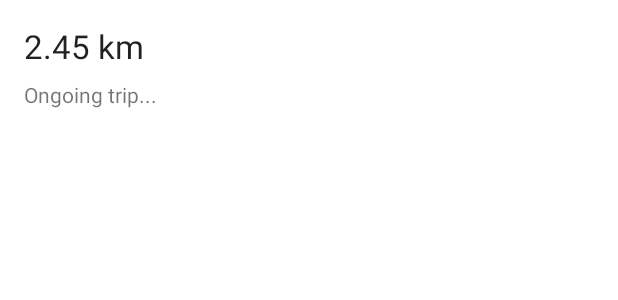
After one commit to naturlecso/DistanceTracker, an Android app: the layout list_item_trip.xml on its own in the app's theme, with its tools: preview values and no code run, on a phone screen of 412 x 824 dp. The commit adds this screen. Shown: the top 300 px of the screen. Run offline under Robolectric (Android 15) with nearby library versions, the phone set to English and light mode, and no system bars.

Commit message:
Add trip list screen

```diff
--- a/app/src/main/kotlin/hu/naturlecso/distancetracker/features/MainActivity.kt
+++ b/app/src/main/kotlin/hu/naturlecso/distancetracker/features/MainActivity.kt
@@ -101,7 +101,7 @@ class MainActivity : AppCompatActivity() {
                     // TODO start action
                 }
                 else -> Snackbar.make(container, R.string.permission_denied_explanation, Snackbar.LENGTH_INDEFINITE)
-                    .setAction(R.string.settings) {
+                    .setAction(R.string.permission_button_settings) {
                         // Build intent that displays the App settings screen.
                         val intent = Intent().apply {
                             action = Settings.ACTION_APPLICATION_DETAILS_SETTINGS
--- a/app/src/main/kotlin/hu/naturlecso/distancetracker/features/module.kt
+++ b/app/src/main/kotlin/hu/naturlecso/distancetracker/features/module.kt
@@ -8,6 +8,6 @@ import org.koin.dsl.module
 
 val featureModule = module {
     viewModel { TripControlViewModel(get(), get()) }
-    viewModel { TripListViewModel() }
+    viewModel { TripListViewModel(get()) }
     viewModel { SettingsViewModel() }
 }
--- /dev/null
+++ b/app/src/main/res/layout/list_item_trip.xml
@@ -0,0 +1,37 @@
+<?xml version="1.0" encoding="utf-8"?>
+<layout xmlns:android="http://schemas.android.com/apk/res/android"
+    xmlns:bind="http://schemas.android.com/apk/res-auto"
+    xmlns:tools="http://schemas.android.com/tools">
+
+    <data>
+
+        <variable
+            name="vm"
+            type="hu.naturlecso.distancetracker.features.list.TripListItemViewModel" />
+    </data>
+
+    <LinearLayout
+        android:layout_width="match_parent"
+        android:layout_height="wrap_content"
+        android:orientation="vertical"
+        android:padding="@dimen/margin_normal">
+
+        <TextView
+            android:layout_width="wrap_content"
+            android:layout_height="wrap_content"
+            android:textAppearance="?android:attr/textAppearanceLarge"
+            android:layout_marginBottom="@dimen/margin_small"
+            bind:distance="@{vm.trip.distance}"
+            bind:metric="@{true}"
+            tools:text="2.45 km"/>
+
+        <TextView
+            android:layout_width="wrap_content"
+            android:layout_height="wrap_content"
+            android:textAppearance="?android:attr/textAppearanceSmall"
+            bind:duration="@{vm.trip}"
+            tools:text="Ongoing trip..." />
+
+    </LinearLayout>
+
+</layout>
--- a/app/src/main/res/values/strings.xml
+++ b/app/src/main/res/values/strings.xml
@@ -7,6 +7,10 @@
 
     <string name="permission_rationale">All the time location permission required for core functionality</string>
     <string name="permission_denied_explanation">All the time location permission denied; needed for core functionality.</string>
-    <string name="settings">Settings</string>
+    <string name="permission_button_settings">Settings</string>
+
+    <string name="trip_ongoing">Ongoing trip…</string>
+    <string name="trip_distance_unit_km">km</string>
+    <string name="trip_distance_unit_mile">mile</string>
 
 </resources>
--- a/domain/src/main/kotlin/hu/naturlecso/distancetracker/domain/model/Trip.kt
+++ b/domain/src/main/kotlin/hu/naturlecso/distancetracker/domain/model/Trip.kt
@@ -1,11 +1,11 @@
 package hu.naturlecso.distancetracker.domain.model
 
-import org.threeten.bp.LocalDate
+import org.threeten.bp.LocalDateTime
 
 data class Trip (
     val id: Long,
     val name: String,
-    val startDate: LocalDate,
-    val endDate: LocalDate?,
+    val startDate: LocalDateTime,
+    val endDate: LocalDateTime?,
     val distance: Float
 )
```
Also changed, not shown: app/src/main/kotlin/hu/naturlecso/distancetracker/features/bindingAdapters.kt (+37 -0 lines), app/src/main/kotlin/hu/naturlecso/distancetracker/features/list/TripAdapter.kt (added, +31 -0 lines), app/src/main/kotlin/hu/naturlecso/distancetracker/features/list/TripListFragment.kt (+10 -0 lines), app/src/main/kotlin/hu/naturlecso/distancetracker/features/list/TripListItemViewModel.kt (added, +9 -0 lines), app/src/main/kotlin/hu/naturlecso/distancetracker/features/list/TripListViewModel.kt (+7 -2 lines), app/src/main/res/layout/fragment_list.xml (+5 -16 lines), data/src/main/kotlin/hu/naturlecso/distancetracker/data/action/DefaultTripAction.kt (+38 -1 lines), data/src/main/kotlin/hu/naturlecso/distancetracker/data/cache/DistanceTrackerDatabase.kt (added, +15 -0 lines), data/src/main/kotlin/hu/naturlecso/distancetracker/data/cache/TripDao.kt (added, +25 -0 lines), data/src/main/kotlin/hu/naturlecso/distancetracker/data/cache/models.kt (added, +14 -0 lines), data/src/main/kotlin/hu/naturlecso/distancetracker/data/cache/typeConverters.kt (added, +19 -0 lines), data/src/main/kotlin/hu/naturlecso/distancetracker/data/module.kt (+8 -2 lines), data/src/main/kotlin/hu/naturlecso/distancetracker/data/store/DefaultTripStore.kt (+14 -4 lines).
